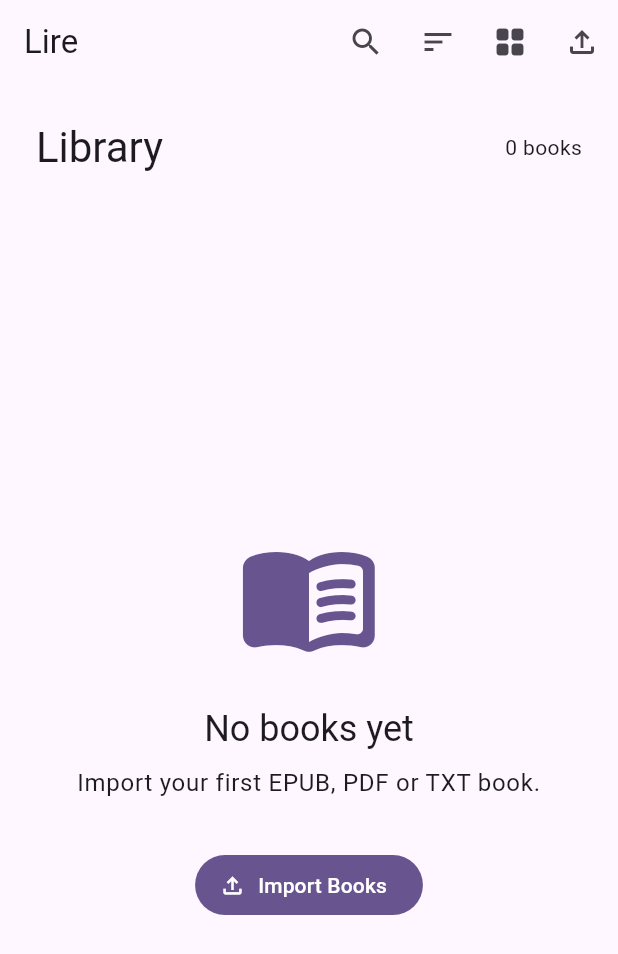
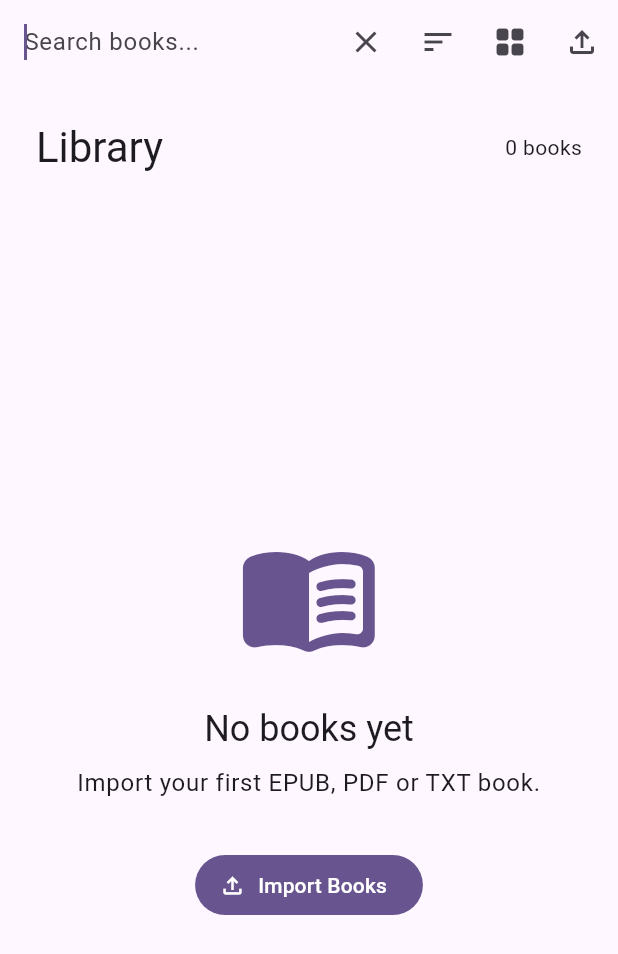
Before and after one commit to maihunsandip/lire, a Flutter app: the screen it shows after launch, after a tap on the "search" icon, on a phone screen of 412 x 824 dp. Shown: the top 954 px of the screen. Run offline on Flutter 3.47's test engine with Material 3 defaults, Android fonts, the light colour scheme and no system bars; our stand-ins replace drift, file_picker, flutter_riverpod, go_router; accounts and stored records are empty; generated files the repository leaves out were written again.

Commit message:
added seach funtionality

```diff
--- /dev/null
+++ b/lib/core/providers/filtered_books_provider.dart
@@ -0,0 +1,24 @@
+import 'package:flutter_riverpod/flutter_riverpod.dart';
+import 'package:lire/core/models/book.dart';
+
+import 'library_provider.dart';
+import 'search_provider.dart';
+
+final filteredBooksProvider =
+    Provider<AsyncValue<List<Book>>>((ref) {
+  final booksAsync = ref.watch(libraryProvider);
+  final query = ref.watch(searchQueryProvider);
+
+  return booksAsync.whenData((books) {
+    if (query.trim().isEmpty) {
+      return books;
+    }
+
+    final search = query.toLowerCase();
+
+    return books.where((book) {
+      return book.title.toLowerCase().contains(search) ||
+          book.author.toLowerCase().contains(search);
+    }).toList();
+  });
+});
--- /dev/null
+++ b/lib/core/providers/search_provider.dart
@@ -0,0 +1,5 @@
+import 'package:flutter_riverpod/flutter_riverpod.dart';
+
+final searchQueryProvider = StateProvider<String>(
+  (ref) => '',
+);
--- a/lib/features/library/presentation/pages/library_page.dart
+++ b/lib/features/library/presentation/pages/library_page.dart
@@ -2,10 +2,12 @@ import 'package:flutter/material.dart';
 import 'package:flutter_riverpod/flutter_riverpod.dart';
 
 import 'package:lire/core/providers/layout_provider.dart';
-import 'package:lire/core/providers/library_provider.dart';
+// import 'package:lire/core/providers/library_provider.dart';
+import 'package:lire/core/providers/filtered_books_provider.dart';
 import 'package:lire/core/widgets/app_error_view.dart';
 import 'package:lire/core/widgets/app_loading_indicator.dart';
 import 'package:lire/features/import/presentation/controllers/import_controller.dart';
+
 
 import '../widgets/book_grid.dart';
 import '../widgets/book_list.dart';
@@ -18,7 +20,7 @@ class LibraryPage extends ConsumerWidget {
 
   @override
   Widget build(BuildContext context, WidgetRef ref) {
-    final booksAsync = ref.watch(libraryProvider);
+    final booksAsync = ref.watch(filteredBooksProvider);
     final layout = ref.watch(layoutProvider);
 
     return Scaffold(
--- a/lib/features/library/presentation/widgets/library_app_bar.dart
+++ b/lib/features/library/presentation/widgets/library_app_bar.dart
@@ -2,8 +2,9 @@ import 'package:flutter/material.dart';
 import 'package:flutter_riverpod/flutter_riverpod.dart';
 
 import 'package:lire/core/providers/layout_provider.dart';
+import 'package:lire/core/providers/search_provider.dart';
 
-class LibraryAppBar extends ConsumerWidget
+class LibraryAppBar extends ConsumerStatefulWidget
     implements PreferredSizeWidget {
   const LibraryAppBar({
     super.key,
@@ -16,16 +17,60 @@ class LibraryAppBar extends ConsumerWidget
   Size get preferredSize => const Size.fromHeight(kToolbarHeight);
 
   @override
-  Widget build(BuildContext context, WidgetRef ref) {
+  ConsumerState<LibraryAppBar> createState() => _LibraryAppBarState();
+}
+
+class _LibraryAppBarState extends ConsumerState<LibraryAppBar> {
+  bool _searching = false;
+
+  late final TextEditingController _controller;
+
+  @override
+  void initState() {
+    super.initState();
+    _controller = TextEditingController();
+  }
+
+  @override
+  void dispose() {
+    _controller.dispose();
+    super.dispose();
+  }
+
+  @override
+  Widget build(BuildContext context) {
     final layout = ref.watch(layoutProvider);
 
     return AppBar(
-      title: const Text('Lire'),
+      title: _searching
+          ? TextField(
+              controller: _controller,
+              autofocus: true,
+              decoration: const InputDecoration(
+                hintText: 'Search books...',
+                border: InputBorder.none,
+              ),
+              onChanged: (value) {
+                ref.read(searchQueryProvider.notifier).state = value;
+              },
+            )
+          : const Text('Lire'),
       actions: [
         IconButton(
-          tooltip: 'Search',
-          onPressed: () {},
-          icon: const Icon(Icons.search),
+          tooltip: _searching ? 'Close Search' : 'Search',
+          icon: Icon(
+            _searching ? Icons.close : Icons.search,
+          ),
+          onPressed: () {
+            if (_searching) {
+              _controller.clear();
+              ref.read(searchQueryProvider.notifier).state = '';
+            }
+
+            setState(() {
+              _searching = !_searching;
+            });
+          },
         ),
         IconButton(
           tooltip: 'Sort',
@@ -47,7 +92,7 @@ class LibraryAppBar extends ConsumerWidget
         ),
         IconButton(
           tooltip: 'Import Books',
-          onPressed: onImport,
+          onPressed: widget.onImport,
           icon: const Icon(Icons.file_upload_outlined),
         ),
       ],
```
